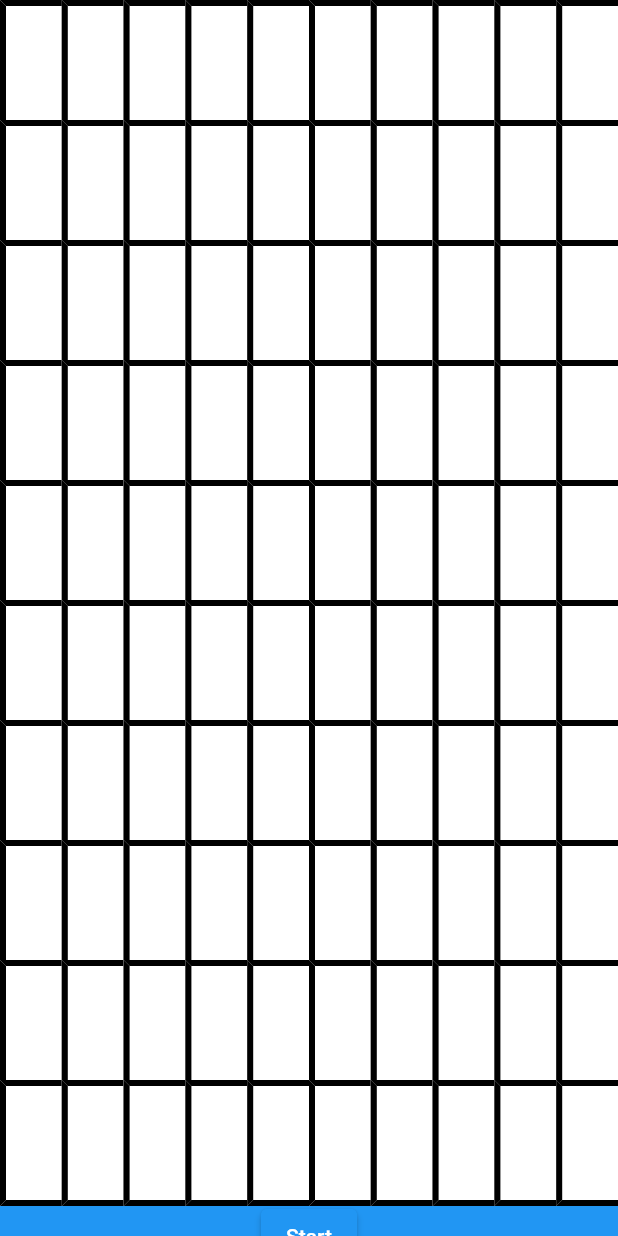
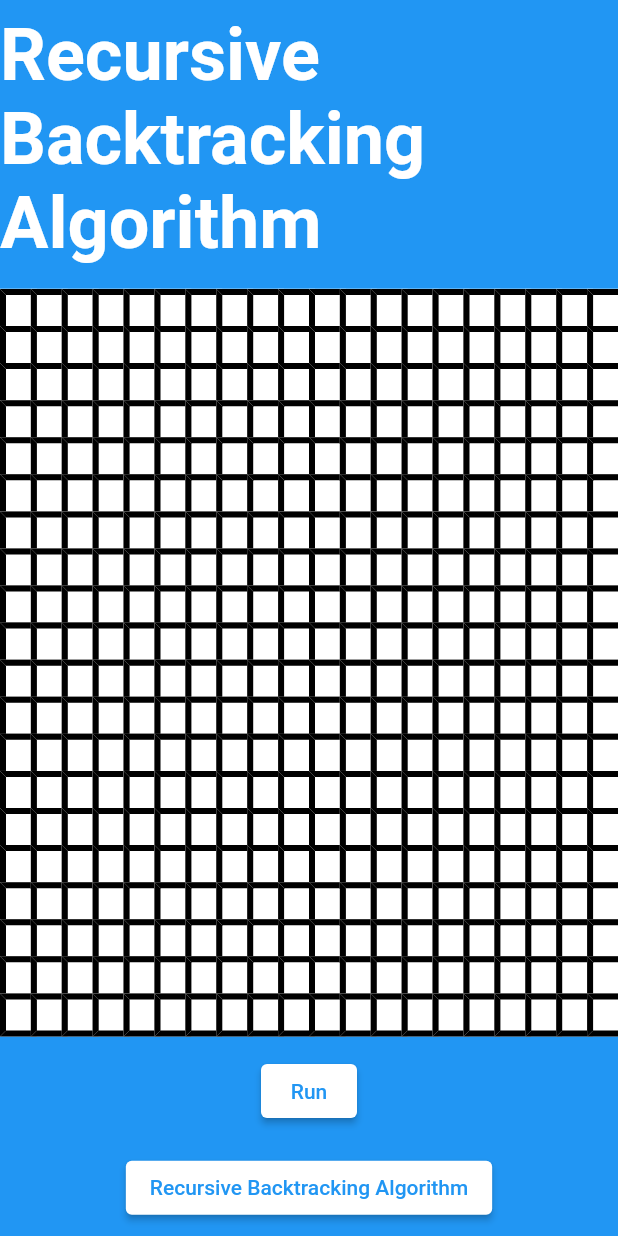
Before and after one commit to DongusJr/FlutterMaze, a Flutter app: the screen it shows after launch, on a phone screen of 412 x 824 dp. Run offline on Flutter 3.47's test engine with Material 2 defaults, Android fonts, the phone set to English and light mode, and no system bars; our stand-ins replace validators; missing offline and left inert: stack.

Commit message:
Added visualization and buttons

```diff
--- a/lib/constants/constants.dart
+++ b/lib/constants/constants.dart
@@ -1,14 +1,35 @@
 import 'package:flutter/cupertino.dart';
+import 'package:validators/validators.dart';
 
 enum MazeState { start, running, done }
 
 enum MazeAlgorithmEnum { recursiveBacktrackingAlgorithm }
+
+String getEnumTitle(MazeAlgorithmEnum algorithmEnum) {
+  String titleString = "";
+  bool first = true;
+  algorithmEnum.name.runes.forEach((int rune) {
+    var char = String.fromCharCode(rune);
+    if (first) {
+      titleString += char.toUpperCase();
+      first = false;
+    } else {
+      if (isUppercase(char)) {
+        titleString += " " + char;
+      } else {
+        titleString += char;
+      }
+    }
+  });
+  return titleString;
+}
 
 class Direction {
   static const N = 1;
   static const S = 2;
   static const W = 4;
   static const E = 8;
+  static const visit = 16;
 }
 
 const oppositeDirection = {
--- a/lib/main.dart
+++ b/lib/main.dart
@@ -1,6 +1,7 @@
 import 'package:flutter/material.dart';
 import 'package:flutter_maze/constants/constants.dart';
 import 'package:flutter_maze/utils/maze.dart';
+import 'package:flutter_maze/utils/maze_algorithm.dart';
 
 void main() {
   runApp(const MyApp());
@@ -28,7 +29,9 @@ class HomePage extends StatefulWidget {
 }
 
 class _HomePageState extends State<HomePage> {
-  Maze maze = Maze(10, 10, MazeAlgorithmEnum.recursiveBacktrackingAlgorithm);
+  Maze maze = Maze(20, 20, MazeAlgorithmEnum.recursiveBacktrackingAlgorithm);
+  MazeAlgorithmEnum algorithmEnum =
+      MazeAlgorithmEnum.recursiveBacktrackingAlgorithm;
 
   @override
   void initState() {}
@@ -38,7 +41,7 @@ class _HomePageState extends State<HomePage> {
       setState(() {
         maze.step();
       });
-      await Future.delayed(const Duration(milliseconds: 50));
+      await Future.delayed(const Duration(milliseconds: 1));
     }
   }
 
@@ -47,10 +50,16 @@ class _HomePageState extends State<HomePage> {
     return Scaffold(
       body: Center(
         child: Column(
+          mainAxisAlignment: MainAxisAlignment.spaceAround,
           children: [
+            Text(getEnumTitle(algorithmEnum),
+                style: const TextStyle(
+                    color: Colors.white,
+                    fontWeight: FontWeight.bold,
+                    fontSize: 48)),
             Container(
-              width: 800,
-              height: 800,
+              width: MediaQuery.of(context).size.height * 0.6,
+              height: MediaQuery.of(context).size.height * 0.6,
               color: Colors.white,
               child: Container(
                   width: double.infinity,
@@ -58,15 +67,40 @@ class _HomePageState extends State<HomePage> {
                   color: Colors.white,
                   child: CustomPaint(
                     painter: MazePainter(maze),
+                    willChange: true,
                   )),
             ),
-            ElevatedButton(
-              onPressed: runMaze,
-              child: Text("Start"),
+            functionButton("Run", runMaze),
+            Wrap(
+              children: [
+                algorithmButton(
+                    MazeAlgorithmEnum.recursiveBacktrackingAlgorithm)
+              ],
             )
           ],
         ),
       ),
+    );
+  }
+
+  Widget functionButton(String buttonText, Function onPressedFunction) {
+    return ElevatedButton(
+      style: ElevatedButton.styleFrom(primary: Colors.white),
+      onPressed: () => onPressedFunction(),
+      child: Text(buttonText, style: const TextStyle(color: Colors.blue)),
+    );
+  }
+
+  ElevatedButton algorithmButton(MazeAlgorithmEnum newAlgorithmEnum) {
+    return ElevatedButton(
+      style: ElevatedButton.styleFrom(primary: Colors.white),
+      onPressed: () => {
+        setState(() {
+          algorithmEnum = newAlgorithmEnum;
+        })
+      },
+      child: Text(getEnumTitle(newAlgorithmEnum),
+          style: const TextStyle(color: Colors.blue)),
     );
   }
 }
@@ -86,20 +120,19 @@ class MazePainter extends CustomPainter {
 
     final paint = Paint()
       ..style = PaintingStyle.fill
-      ..strokeWidth = 4.0
-      ..color = Colors.black;
-
-    final otherPaint = Paint()
-      ..style = PaintingStyle.fill
-      ..strokeWidth = 4.0
-      ..color = Colors.white;
+      ..strokeWidth = 4.0;
 
     for (var x = 0; x < mazeWidth; x++) {
       for (var y = 0; y < mazeHeight; y++) {
+        paint.color = maze.isAt(x, y) && maze.mazeState == MazeState.running
+            ? Colors.green
+            : (maze.goesDir(x, y, Direction.visit))
+                ? Colors.red.shade200
+                : Colors.white;
         BorderSide borderSide = const BorderSide(width: 4, color: Colors.black);
         Rect rect = Rect.fromLTWH((boxWidth - strokeWidth) * x,
             (boxHeight - strokeWidth) * y, boxWidth, boxHeight);
-        canvas.drawRect(rect, otherPaint);
+        canvas.drawRect(rect, paint);
         paintBorder(canvas, rect,
             top: maze.goesDir(x, y, Direction.N) ? BorderSide.none : borderSide,
             bottom:
--- a/lib/utils/maze.dart
+++ b/lib/utils/maze.dart
@@ -34,9 +34,14 @@ class Maze {
     return (0 <= x && x < width) && ((0 <= y) && (y < height));
   }
 
+  bool isAt(int x, int y) {
+    return x == currentX && y == currentY;
+  }
+
   // Grid Functions
   int valAt(int x, int y) => grid[y][x];
   int markAt(int x, int y, int direction) => grid[y][x] |= direction;
+  int unmarkAt(int x, int y, int direction) => grid[y][x] &= ~direction;
   bool isBlank(int x, int y) => grid[y][x] == 0;
   bool goesDir(int x, int y, int direction) => grid[y][x] & direction != 0;
 }
--- a/pubspec.yaml
+++ b/pubspec.yaml
@@ -36,6 +36,7 @@ dependencies:
   cupertino_icons: ^1.0.2
   stack: ^0.2.1
   tuple: ^2.0.0
+  validators: ^3.0.0
 
 dev_dependencies:
   flutter_test:
```
Also changed, not shown: lib/utils/algorithms/recursive_backtracking_algorithm.dart (+16 -15 lines), pubspec.lock.
